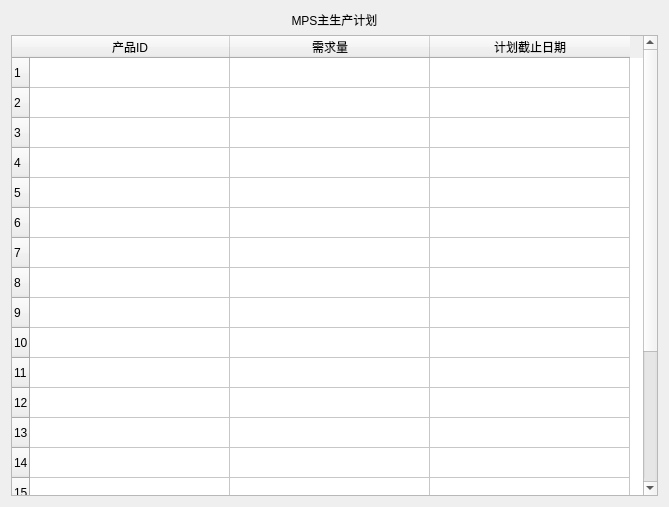
This is jh/code/table-MPS.ui in joker20020/ERP as Qt 5 draws it before an edit. The edited form follows.
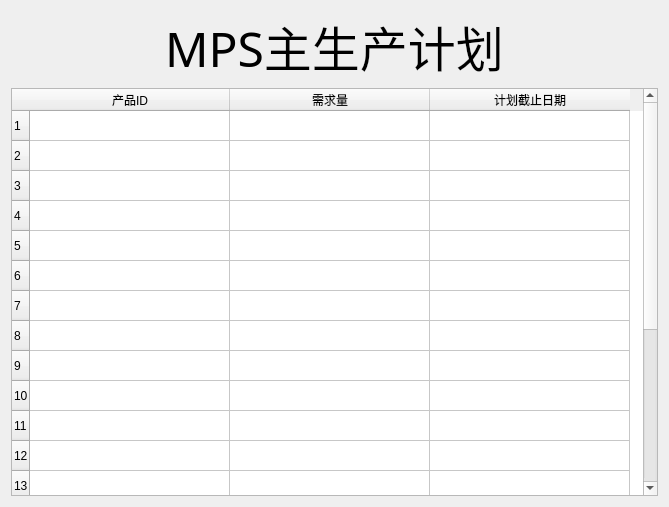
This is the edited form. Custom widgets are drawn as their Qt base class.

The edit to the form file:
```diff
--- a/jh/code/table-MPS.ui
+++ b/jh/code/table-MPS.ui
@@ -16,6 +16,14 @@
   <layout class="QVBoxLayout" name="verticalLayout">
    <item>
     <widget class="QLabel" name="label">
+     <property name="font">
+      <font>
+       <family>华文隶书</family>
+       <pointsize>36</pointsize>
+       <italic>false</italic>
+       <bold>false</bold>
+      </font>
+     </property>
      <property name="styleSheet">
       <string notr="true">font: 36pt &quot;Baoli SC&quot;;</string>
      </property>
@@ -83,6 +91,13 @@
    </item>
   </layout>
  </widget>
+ <customwidgets>
+  <customwidget>
+   <class>TableWidget</class>
+   <extends>QTableWidget</extends>
+   <header location="global">qfluentwidgets</header>
+  </customwidget>
+ </customwidgets>
  <resources/>
  <connections/>
 </ui>
```
Left out of the diff: 4 changed lines with no effect on the pictures.
